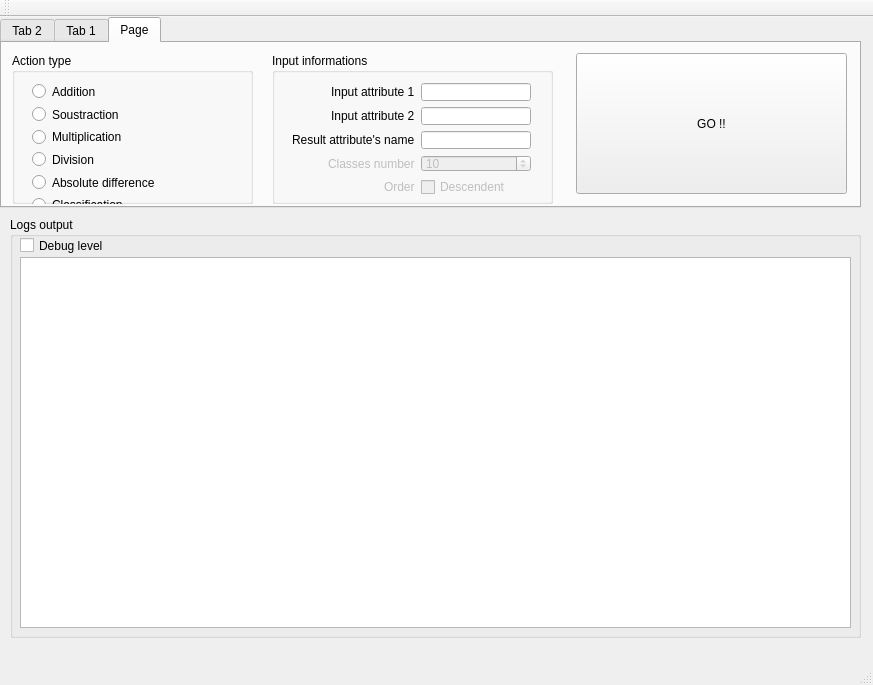
First picture: the form in src/mainwindow.ui, repository clag/morpheo, before the edit.
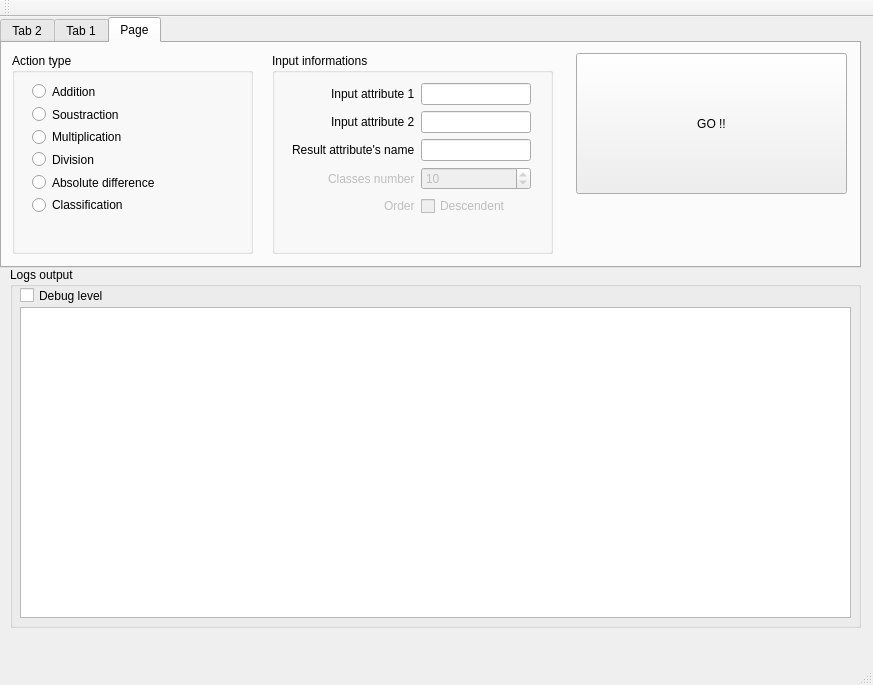
Second picture: the form after the edit. The open tabs and pages were chosen to show the change.

```diff
--- a/src/mainwindow.ui
+++ b/src/mainwindow.ui
@@ -20,7 +20,7 @@
       <x>0</x>
       <y>0</y>
       <width>861</width>
-      <height>191</height>
+      <height>251</height>
      </rect>
     </property>
     <property name="currentIndex">
@@ -384,7 +384,7 @@
         <x>10</x>
         <y>10</y>
         <width>241</width>
-        <height>151</height>
+        <height>201</height>
        </rect>
       </property>
       <property name="title">
@@ -464,7 +464,7 @@
         <x>270</x>
         <y>10</y>
         <width>281</width>
-        <height>151</height>
+        <height>201</height>
        </rect>
       </property>
       <property name="title">
@@ -476,7 +476,7 @@
          <x>9</x>
          <y>19</y>
          <width>261</width>
-         <height>135</height>
+         <height>171</height>
         </rect>
        </property>
        <layout class="QFormLayout" name="databaseFormLayout_2">
@@ -592,9 +592,9 @@
     <property name="geometry">
      <rect>
       <x>10</x>
-      <y>200</y>
+      <y>250</y>
       <width>851</width>
-      <height>421</height>
+      <height>361</height>
      </rect>
     </property>
     <property name="title">
@@ -606,7 +606,7 @@
        <x>10</x>
        <y>40</y>
        <width>831</width>
-       <height>371</height>
+       <height>311</height>
       </rect>
      </property>
     </widget>
```
